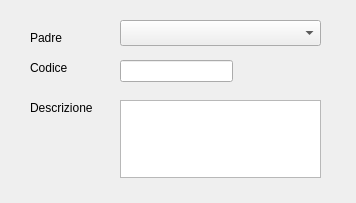
Old version of the form src/com/axiastudio/suite/pratiche/forms/tipopratica.ui in the repository tizianolattisi/suitegda.
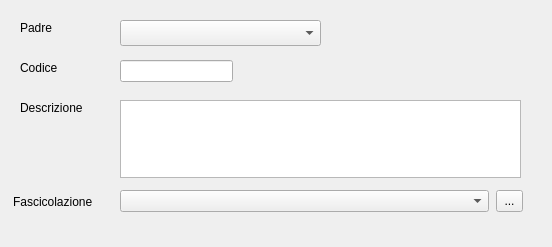
New version of the form. Custom widgets are drawn as their Qt base class.

Commit message: Inserito campo fascicolazione + aggiustamenti grafici vari

```diff
--- a/src/com/axiastudio/suite/pratiche/forms/tipopratica.ui
+++ b/src/com/axiastudio/suite/pratiche/forms/tipopratica.ui
@@ -6,8 +6,8 @@
    <rect>
     <x>0</x>
     <y>0</y>
-    <width>356</width>
-    <height>203</height>
+    <width>552</width>
+    <height>247</height>
    </rect>
   </property>
   <property name="windowTitle">
@@ -38,7 +38,7 @@
      <rect>
       <x>120</x>
       <y>100</y>
-      <width>201</width>
+      <width>401</width>
       <height>78</height>
      </rect>
     </property>
@@ -49,7 +49,7 @@
    <widget class="QLabel" name="label">
     <property name="geometry">
      <rect>
-      <x>30</x>
+      <x>20</x>
       <y>60</y>
       <width>62</width>
       <height>16</height>
@@ -62,7 +62,7 @@
    <widget class="QLabel" name="label_2">
     <property name="geometry">
      <rect>
-      <x>30</x>
+      <x>20</x>
       <y>100</y>
       <width>81</width>
       <height>16</height>
@@ -88,8 +88,8 @@
    <widget class="QLabel" name="label_3">
     <property name="geometry">
      <rect>
-      <x>30</x>
-      <y>30</y>
+      <x>20</x>
+      <y>20</y>
       <width>62</width>
       <height>16</height>
      </rect>
@@ -98,6 +98,60 @@
      <string>Padre</string>
     </property>
    </widget>
+   <widget class="QToolButton" name="toolButtonTitolario">
+    <property name="geometry">
+     <rect>
+      <x>496</x>
+      <y>190</y>
+      <width>27</width>
+      <height>22</height>
+     </rect>
+    </property>
+    <property name="text">
+     <string>...</string>
+    </property>
+   </widget>
+   <widget class="QLabel" name="label_9">
+    <property name="geometry">
+     <rect>
+      <x>13</x>
+      <y>188</y>
+      <width>100</width>
+      <height>27</height>
+     </rect>
+    </property>
+    <property name="minimumSize">
+     <size>
+      <width>100</width>
+      <height>0</height>
+     </size>
+    </property>
+    <property name="maximumSize">
+     <size>
+      <width>100</width>
+      <height>16777215</height>
+     </size>
+    </property>
+    <property name="text">
+     <string>Fascicolazione</string>
+    </property>
+   </widget>
+   <widget class="com.axiastudio.pypapi.ui.widgets.PyPaPiComboBox" name="comboBoxTitolario">
+    <property name="geometry">
+     <rect>
+      <x>120</x>
+      <y>190</y>
+      <width>369</width>
+      <height>22</height>
+     </rect>
+    </property>
+    <property name="column" stdset="0">
+     <string>Fascicolo</string>
+    </property>
+    <property name="search" stdset="0">
+     <bool>true</bool>
+    </property>
+   </widget>
   </widget>
  </widget>
  <customwidgets>
```
The commit also changes 3 other files.
